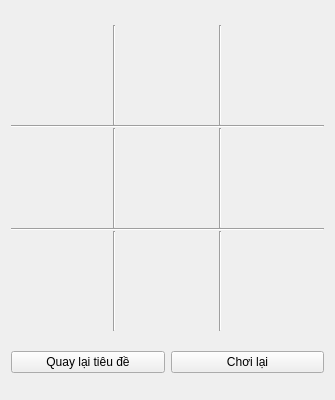
Above: TTT.ui from qnt124/TTTQT before the change. Below: the same form after it.
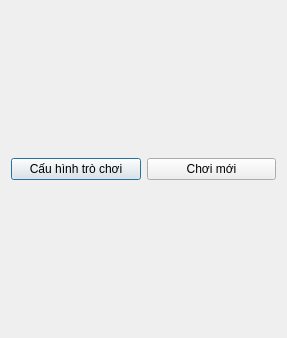
That is the form after the change.

Diff of the .ui file:
```diff
--- a/TTT.ui
+++ b/TTT.ui
@@ -1,419 +1,81 @@
 <?xml version="1.0" encoding="UTF-8"?>
 <ui version="4.0">
  <class>TTT</class>
- <widget class="QMainWindow" name="TTT">
+ <widget class="QDialog" name="TTT">
   <property name="geometry">
    <rect>
     <x>0</x>
     <y>0</y>
-    <width>335</width>
-    <height>400</height>
+    <width>287</width>
+    <height>338</height>
    </rect>
   </property>
   <property name="sizePolicy">
-   <sizepolicy hsizetype="Fixed" vsizetype="Fixed">
+   <sizepolicy hsizetype="Maximum" vsizetype="Minimum">
     <horstretch>0</horstretch>
     <verstretch>0</verstretch>
    </sizepolicy>
   </property>
   <property name="minimumSize">
    <size>
-    <width>335</width>
-    <height>400</height>
+    <width>0</width>
+    <height>0</height>
    </size>
   </property>
   <property name="maximumSize">
    <size>
-    <width>335</width>
-    <height>420</height>
+    <width>16777215</width>
+    <height>16777215</height>
    </size>
   </property>
   <property name="windowTitle">
    <string>Tic Tac Toe</string>
   </property>
-  <property name="locale">
-   <locale language="Vietnamese" country="Vietnam"/>
+  <property name="styleSheet">
+   <string notr="true">QPushButton[cell=true]{
+font: 50px &quot;Verdana&quot;;
+min-height: 100px;
+max-height: 100px;
+min-width: 100px;
+max-width: 100px;
+}
+</string>
   </property>
-  <property name="toolButtonStyle">
-   <enum>Qt::ToolButtonStyle::ToolButtonIconOnly</enum>
-  </property>
-  <widget class="QWidget" name="centralWidget">
-   <layout class="QHBoxLayout" name="horizontalLayout">
-    <item>
-     <layout class="QVBoxLayout" name="verticalLayout">
-      <item>
-       <layout class="QGridLayout" name="gridLayout">
-        <property name="spacing">
-         <number>0</number>
-        </property>
-        <item row="2" column="4">
-         <widget class="Line" name="line_7">
-          <property name="orientation">
-           <enum>Qt::Orientation::Vertical</enum>
-          </property>
-         </widget>
-        </item>
-        <item row="2" column="5">
-         <widget class="QPushButton" name="cell_6">
-          <property name="enabled">
-           <bool>true</bool>
-          </property>
-          <property name="sizePolicy">
-           <sizepolicy hsizetype="Fixed" vsizetype="Fixed">
-            <horstretch>0</horstretch>
-            <verstretch>0</verstretch>
-           </sizepolicy>
-          </property>
-          <property name="minimumSize">
-           <size>
-            <width>100</width>
-            <height>100</height>
-           </size>
-          </property>
-          <property name="font">
-           <font>
-            <family>Verdana</family>
-            <pointsize>50</pointsize>
-            <bold>false</bold>
-           </font>
-          </property>
-          <property name="text">
-           <string/>
-          </property>
-          <property name="flat">
-           <bool>true</bool>
-          </property>
-         </widget>
-        </item>
-        <item row="2" column="2">
-         <widget class="Line" name="line_3">
-          <property name="orientation">
-           <enum>Qt::Orientation::Vertical</enum>
-          </property>
-         </widget>
-        </item>
-        <item row="5" column="3">
-         <widget class="QPushButton" name="cell_8">
-          <property name="enabled">
-           <bool>true</bool>
-          </property>
-          <property name="sizePolicy">
-           <sizepolicy hsizetype="Fixed" vsizetype="Fixed">
-            <horstretch>0</horstretch>
-            <verstretch>0</verstretch>
-           </sizepolicy>
-          </property>
-          <property name="minimumSize">
-           <size>
-            <width>100</width>
-            <height>100</height>
-           </size>
-          </property>
-          <property name="font">
-           <font>
-            <family>Verdana</family>
-            <pointsize>50</pointsize>
-            <bold>false</bold>
-           </font>
-          </property>
-          <property name="text">
-           <string/>
-          </property>
-          <property name="flat">
-           <bool>true</bool>
-          </property>
-         </widget>
-        </item>
-        <item row="0" column="3">
-         <widget class="QPushButton" name="cell_2">
-          <property name="enabled">
-           <bool>true</bool>
-          </property>
-          <property name="sizePolicy">
-           <sizepolicy hsizetype="Fixed" vsizetype="Fixed">
-            <horstretch>0</horstretch>
-            <verstretch>0</verstretch>
-           </sizepolicy>
-          </property>
-          <property name="minimumSize">
-           <size>
-            <width>100</width>
-            <height>100</height>
-           </size>
-          </property>
-          <property name="font">
-           <font>
-            <family>Verdana</family>
-            <pointsize>50</pointsize>
-            <bold>false</bold>
-           </font>
-          </property>
-          <property name="text">
-           <string/>
-          </property>
-          <property name="flat">
-           <bool>true</bool>
-          </property>
-         </widget>
-        </item>
-        <item row="3" column="1" colspan="5">
-         <widget class="Line" name="line">
-          <property name="orientation">
-           <enum>Qt::Orientation::Horizontal</enum>
-          </property>
-         </widget>
-        </item>
-        <item row="0" column="4">
-         <widget class="Line" name="line_8">
-          <property name="orientation">
-           <enum>Qt::Orientation::Vertical</enum>
-          </property>
-         </widget>
-        </item>
-        <item row="5" column="1">
-         <widget class="QPushButton" name="cell_7">
-          <property name="enabled">
-           <bool>true</bool>
-          </property>
-          <property name="sizePolicy">
-           <sizepolicy hsizetype="Fixed" vsizetype="Fixed">
-            <horstretch>0</horstretch>
-            <verstretch>0</verstretch>
-           </sizepolicy>
-          </property>
-          <property name="minimumSize">
-           <size>
-            <width>100</width>
-            <height>100</height>
-           </size>
-          </property>
-          <property name="font">
-           <font>
-            <family>Verdana</family>
-            <pointsize>50</pointsize>
-            <bold>false</bold>
-           </font>
-          </property>
-          <property name="text">
-           <string/>
-          </property>
-          <property name="flat">
-           <bool>true</bool>
-          </property>
-         </widget>
-        </item>
-        <item row="0" column="5">
-         <widget class="QPushButton" name="cell_3">
-          <property name="enabled">
-           <bool>true</bool>
-          </property>
-          <property name="sizePolicy">
-           <sizepolicy hsizetype="Fixed" vsizetype="Fixed">
-            <horstretch>0</horstretch>
-            <verstretch>0</verstretch>
-           </sizepolicy>
-          </property>
-          <property name="minimumSize">
-           <size>
-            <width>100</width>
-            <height>100</height>
-           </size>
-          </property>
-          <property name="font">
-           <font>
-            <family>Verdana</family>
-            <pointsize>50</pointsize>
-            <bold>false</bold>
-           </font>
-          </property>
-          <property name="text">
-           <string/>
-          </property>
-          <property name="flat">
-           <bool>true</bool>
-          </property>
-         </widget>
-        </item>
-        <item row="2" column="3">
-         <widget class="QPushButton" name="cell_5">
-          <property name="enabled">
-           <bool>true</bool>
-          </property>
-          <property name="sizePolicy">
-           <sizepolicy hsizetype="Fixed" vsizetype="Fixed">
-            <horstretch>0</horstretch>
-            <verstretch>0</verstretch>
-           </sizepolicy>
-          </property>
-          <property name="minimumSize">
-           <size>
-            <width>100</width>
-            <height>100</height>
-           </size>
-          </property>
-          <property name="font">
-           <font>
-            <family>Verdana</family>
-            <pointsize>50</pointsize>
-            <bold>false</bold>
-           </font>
-          </property>
-          <property name="text">
-           <string/>
-          </property>
-          <property name="flat">
-           <bool>true</bool>
-          </property>
-         </widget>
-        </item>
-        <item row="5" column="5">
-         <widget class="QPushButton" name="cell_9">
-          <property name="enabled">
-           <bool>true</bool>
-          </property>
-          <property name="sizePolicy">
-           <sizepolicy hsizetype="Fixed" vsizetype="Fixed">
-            <horstretch>0</horstretch>
-            <verstretch>0</verstretch>
-           </sizepolicy>
-          </property>
-          <property name="minimumSize">
-           <size>
-            <width>100</width>
-            <height>100</height>
-           </size>
-          </property>
-          <property name="font">
-           <font>
-            <family>Verdana</family>
-            <pointsize>50</pointsize>
-            <bold>false</bold>
-           </font>
-          </property>
-          <property name="text">
-           <string/>
-          </property>
-          <property name="flat">
-           <bool>true</bool>
-          </property>
-         </widget>
-        </item>
-        <item row="1" column="1" colspan="5">
-         <widget class="Line" name="line_2">
-          <property name="orientation">
-           <enum>Qt::Orientation::Horizontal</enum>
-          </property>
-         </widget>
-        </item>
-        <item row="0" column="2">
-         <widget class="Line" name="line_5">
-          <property name="orientation">
-           <enum>Qt::Orientation::Vertical</enum>
-          </property>
-         </widget>
-        </item>
-        <item row="5" column="2">
-         <widget class="Line" name="line_4">
-          <property name="orientation">
-           <enum>Qt::Orientation::Vertical</enum>
-          </property>
-         </widget>
-        </item>
-        <item row="2" column="1">
-         <widget class="QPushButton" name="cell_4">
-          <property name="enabled">
-           <bool>true</bool>
-          </property>
-          <property name="sizePolicy">
-           <sizepolicy hsizetype="Fixed" vsizetype="Fixed">
-            <horstretch>0</horstretch>
-            <verstretch>0</verstretch>
-           </sizepolicy>
-          </property>
-          <property name="minimumSize">
-           <size>
-            <width>100</width>
-            <height>100</height>
-           </size>
-          </property>
-          <property name="font">
-           <font>
-            <family>Verdana</family>
-            <pointsize>50</pointsize>
-            <bold>false</bold>
-           </font>
-          </property>
-          <property name="text">
-           <string/>
-          </property>
-          <property name="flat">
-           <bool>true</bool>
-          </property>
-         </widget>
-        </item>
-        <item row="5" column="4">
-         <widget class="Line" name="line_6">
-          <property name="orientation">
-           <enum>Qt::Orientation::Vertical</enum>
-          </property>
-         </widget>
-        </item>
-        <item row="0" column="1">
-         <widget class="QPushButton" name="cell_1">
-          <property name="enabled">
-           <bool>true</bool>
-          </property>
-          <property name="sizePolicy">
-           <sizepolicy hsizetype="Fixed" vsizetype="Fixed">
-            <horstretch>0</horstretch>
-            <verstretch>0</verstretch>
-           </sizepolicy>
-          </property>
-          <property name="minimumSize">
-           <size>
-            <width>100</width>
-            <height>100</height>
-           </size>
-          </property>
-          <property name="font">
-           <font>
-            <family>Verdana</family>
-            <pointsize>50</pointsize>
-            <bold>false</bold>
-           </font>
-          </property>
-          <property name="text">
-           <string/>
-          </property>
-          <property name="flat">
-           <bool>true</bool>
-          </property>
-         </widget>
-        </item>
-       </layout>
-      </item>
-      <item>
-       <layout class="QHBoxLayout" name="horizontalLayout_2">
-        <item>
-         <widget class="QPushButton" name="homeButton">
-          <property name="text">
-           <string>Quay lại tiêu đề</string>
-          </property>
-         </widget>
-        </item>
-        <item>
-         <widget class="QPushButton" name="retryButton">
-          <property name="text">
-           <string>Chơi lại</string>
-          </property>
-         </widget>
-        </item>
-       </layout>
-      </item>
-     </layout>
-    </item>
-   </layout>
-  </widget>
+  <layout class="QVBoxLayout" name="verticalLayout_2">
+   <item>
+    <layout class="QHBoxLayout" name="horizontalLayout">
+     <item>
+      <layout class="QVBoxLayout" name="verticalLayout">
+       <item>
+        <layout class="QGridLayout" name="gridBoard">
+         <property name="spacing">
+          <number>0</number>
+         </property>
+        </layout>
+       </item>
+       <item>
+        <layout class="QHBoxLayout" name="horizontalLayout_2">
+         <item>
+          <widget class="QPushButton" name="back">
+           <property name="text">
+            <string>Cấu hình trò chơi</string>
+           </property>
+          </widget>
+         </item>
+         <item>
+          <widget class="QPushButton" name="reset">
+           <property name="text">
+            <string>Chơi mới</string>
+           </property>
+          </widget>
+         </item>
+        </layout>
+       </item>
+      </layout>
+     </item>
+    </layout>
+   </item>
+  </layout>
  </widget>
  <layoutdefault spacing="6" margin="11"/>
  <resources/>
```
